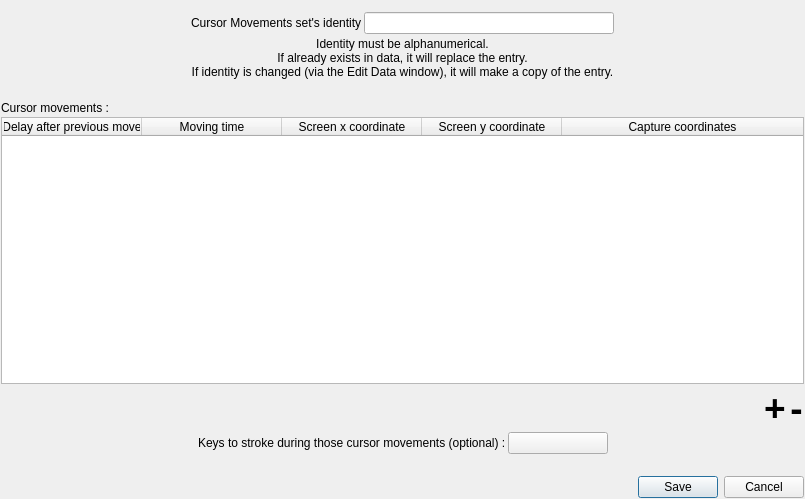
Qt form ui/editselectedactiondialogs/CursorMovementsSelectedEditDialog.ui (AmirHammouteneEI/ScheduledPasteAndKeys) before a commit.
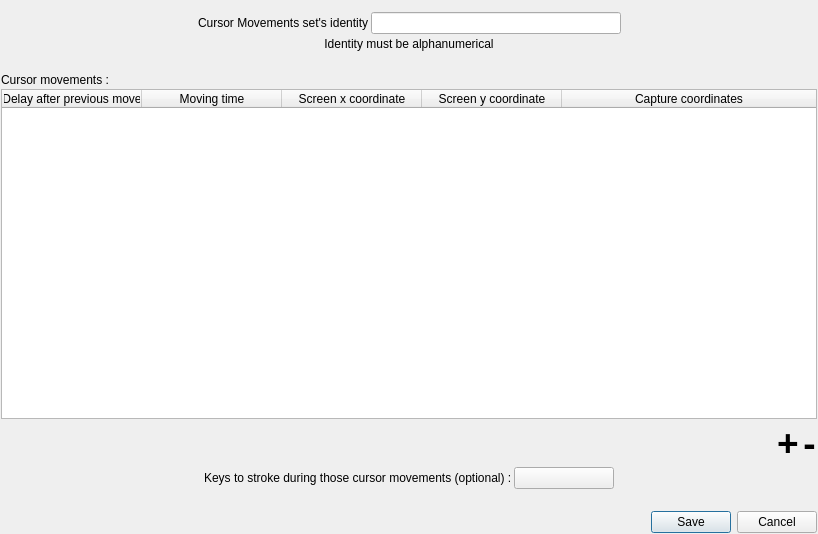
The same form after that commit. Custom widgets are drawn as their Qt base class.

```diff
--- a/ui/editselectedactiondialogs/CursorMovementsSelectedEditDialog.ui
+++ b/ui/editselectedactiondialogs/CursorMovementsSelectedEditDialog.ui
@@ -6,8 +6,8 @@
    <rect>
     <x>0</x>
     <y>0</y>
-    <width>805</width>
-    <height>499</height>
+    <width>818</width>
+    <height>534</height>
    </rect>
   </property>
   <property name="windowTitle">
@@ -112,9 +112,7 @@
    <item>
     <widget class="QLabel" name="label_3">
      <property name="text">
-      <string>Identity must be alphanumerical.
-If already exists in data, it will replace the entry.
-If identity is changed (via the Edit Data window), it will make a copy of the entry.</string>
+      <string>Identity must be alphanumerical</string>
      </property>
      <property name="alignment">
       <set>Qt::AlignmentFlag::AlignCenter</set>
@@ -245,12 +243,6 @@
          <verstretch>0</verstretch>
         </sizepolicy>
        </property>
-       <property name="maximumSize">
-        <size>
-         <width>45</width>
-         <height>45</height>
-        </size>
-       </property>
        <property name="font">
         <font>
          <pointsize>28</pointsize>
@@ -276,12 +268,6 @@
          <verstretch>0</verstretch>
         </sizepolicy>
        </property>
-       <property name="maximumSize">
-        <size>
-         <width>45</width>
-         <height>45</height>
-        </size>
-       </property>
        <property name="font">
         <font>
          <pointsize>28</pointsize>
```
